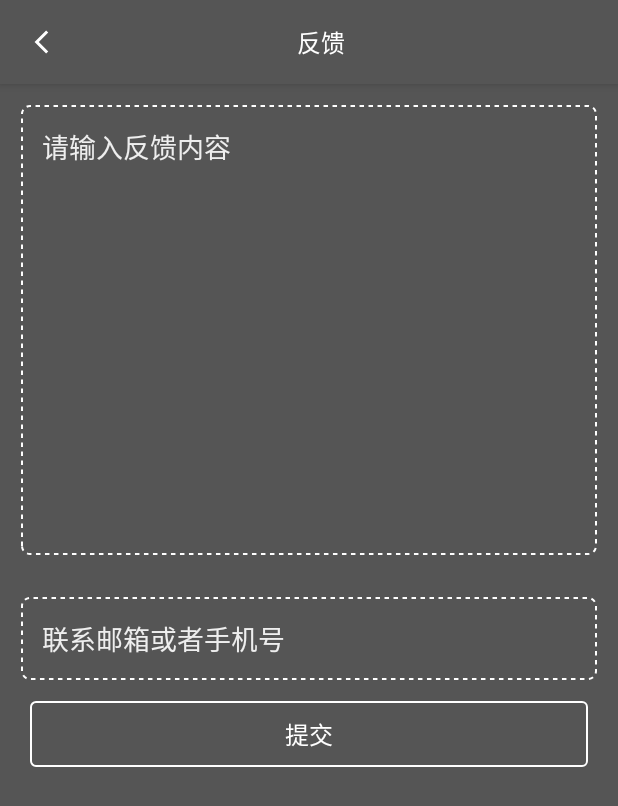
After one commit to caixingcun/easynote, an Android app: the FeedBackActivity screen opened directly, with no data from a screen before it, on a phone screen of 412 x 824 dp. The commit adds this screen. Shown: the top 806 px of the screen. Run offline under Robolectric (Android 15) with nearby library versions, the light colour scheme and no system bars; our stand-ins replace RxJava; libraries missing offline, so code that uses them is left out: com.gyf.barlibrary; 2 statements that could not run were skipped.

Commit message:
新增意见反馈接口

```diff
--- a/app/src/main/AndroidManifest.xml
+++ b/app/src/main/AndroidManifest.xml
@@ -30,6 +30,8 @@
                   android:screenOrientation="portrait"/>
         <activity android:name=".ui.activity.ChangePwdActivity"
                   android:screenOrientation="portrait"/>
+        <activity android:name=".ui.activity.FeedBackActivity"
+                  android:screenOrientation="portrait"/>
     </application>
 
 </manifest>
--- /dev/null
+++ b/app/src/main/java/com/caixc/easynoteapp/net/service/FeedBackService.kt
@@ -0,0 +1,23 @@
+package com.caixc.easynoteapp.net.service
+
+import com.caixc.easynoteapp.bean.HttpResult
+import com.caixc.easynoteapp.bean.LoginResultBean
+import io.reactivex.Observable
+import retrofit2.http.Field
+import retrofit2.http.FormUrlEncoded
+import retrofit2.http.POST
+
+/**
+ * 反馈接口
+ */
+internal interface FeedBackService {
+    /**
+     *  反馈提交
+     *  @param phone 联系方式
+     *  @param content 提交内容
+     */
+    @FormUrlEncoded
+    @POST("/user/feedback")
+    fun submitFeedBack(@Field("phone") phone: String, @Field("content") content: String):Observable<HttpResult>
+
+}
--- a/app/src/main/java/com/caixc/easynoteapp/net/LoginService.kt
+++ b/app/src/main/java/com/caixc/easynoteapp/net/service/LoginService.kt
@@ -1,4 +1,4 @@
-package com.caixc.easynoteapp.net
+package com.caixc.easynoteapp.net.service
 
 import com.caixc.easynoteapp.bean.HttpErrorBean
 import com.caixc.easynoteapp.bean.HttpResult
--- a/app/src/main/java/com/caixc/easynoteapp/net/NoteService.kt
+++ b/app/src/main/java/com/caixc/easynoteapp/net/service/NoteService.kt
@@ -1,4 +1,4 @@
-package com.caixc.easynoteapp.net
+package com.caixc.easynoteapp.net.service
 
 import com.caixc.easynoteapp.bean.HttpErrorBean
 import com.caixc.easynoteapp.bean.HttpResult
--- a/app/src/main/java/com/caixc/easynoteapp/ui/LoginActivity.kt
+++ b/app/src/main/java/com/caixc/easynoteapp/ui/LoginActivity.kt
@@ -9,7 +9,7 @@ import com.caixc.easynoteapp.global.Constants
 import com.caixc.easynoteapp.global.Urls
 import com.caixc.easynoteapp.net.MyDefaultObserver
 import com.caixc.easynoteapp.net.RetrofitClient
-import com.caixc.easynoteapp.net.LoginService
+import com.caixc.easynoteapp.net.service.LoginService
 import io.reactivex.Observable
 import io.reactivex.android.schedulers.AndroidSchedulers
 import io.reactivex.schedulers.Schedulers
--- a/app/src/main/java/com/caixc/easynoteapp/ui/NoteDetailActivity.kt
+++ b/app/src/main/java/com/caixc/easynoteapp/ui/NoteDetailActivity.kt
@@ -9,7 +9,7 @@ import com.caixc.easynoteapp.bean.NoteBean
 import com.caixc.easynoteapp.global.Urls
 import com.caixc.easynoteapp.net.MyDefaultObserver
 import com.caixc.easynoteapp.net.RetrofitClient
-import com.caixc.easynoteapp.net.NoteService
+import com.caixc.easynoteapp.net.service.NoteService
 import io.reactivex.android.schedulers.AndroidSchedulers
 import io.reactivex.schedulers.Schedulers
 import kotlinx.android.synthetic.main.activity_note_detail.*
--- a/app/src/main/java/com/caixc/easynoteapp/ui/fragment/MineFragment.kt
+++ b/app/src/main/java/com/caixc/easynoteapp/ui/fragment/MineFragment.kt
@@ -8,11 +8,12 @@ import com.caixc.easynoteapp.base.Preference
 import com.caixc.easynoteapp.bean.HttpResult
 import com.caixc.easynoteapp.global.Constants
 import com.caixc.easynoteapp.global.Urls
-import com.caixc.easynoteapp.net.LoginService
+import com.caixc.easynoteapp.net.service.LoginService
 import com.caixc.easynoteapp.net.MyDefaultObserver
 import com.caixc.easynoteapp.net.RetrofitClient
 import com.caixc.easynoteapp.ui.LoginActivity
 import com.caixc.easynoteapp.ui.activity.ChangePwdActivity
+import com.caixc.easynoteapp.ui.activity.FeedBackActivity
 import com.caixc.easynoteapp.util.ActivityController
 import io.reactivex.android.schedulers.AndroidSchedulers
 import io.reactivex.schedulers.Schedulers
@@ -32,6 +33,9 @@ class MineFragment : BaseFragment() {
         }
         tv_change_pwd.setOnClickListener {
             startActivity(Intent(context, ChangePwdActivity::class.java))
+        }
+        tv_feed_back.setOnClickListener {
+            startActivity(Intent(context, FeedBackActivity::class.java))
         }
     }
 
--- a/app/src/main/java/com/caixc/easynoteapp/ui/fragment/NoteFragment.kt
+++ b/app/src/main/java/com/caixc/easynoteapp/ui/fragment/NoteFragment.kt
@@ -1,7 +1,6 @@
 package com.caixc.easynoteapp.ui.fragment
 
 import android.content.Intent
-import android.graphics.Color
 import android.support.v7.widget.GridLayoutManager
 import android.support.v7.widget.SearchView
 import android.view.View
@@ -11,7 +10,7 @@ import com.caixc.easynoteapp.base.BaseFragment
 import com.caixc.easynoteapp.bean.NoteBean
 import com.caixc.easynoteapp.global.Urls
 import com.caixc.easynoteapp.net.MyDefaultObserver
-import com.caixc.easynoteapp.net.NoteService
+import com.caixc.easynoteapp.net.service.NoteService
 import com.caixc.easynoteapp.net.RetrofitClient
 import com.caixc.easynoteapp.ui.NoteDetailActivity
 import com.caixc.easynoteapp.util.LogUtils
--- /dev/null
+++ b/app/src/main/res/layout/activity_feed_back.xml
@@ -0,0 +1,49 @@
+<?xml version="1.0" encoding="utf-8"?>
+<android.support.design.widget.CoordinatorLayout
+        xmlns:android="http://schemas.android.com/apk/res/android"
+        xmlns:app="http://schemas.android.com/apk/res-auto"
+        android:layout_width="match_parent"
+        android:fitsSystemWindows="true"
+        android:layout_height="match_parent">
+    <android.support.design.widget.AppBarLayout
+            android:layout_width="match_parent"
+            android:layout_height="wrap_content">
+        <include layout="@layout/include_toolbar"/>
+    </android.support.design.widget.AppBarLayout>
+    <LinearLayout android:layout_width="match_parent"
+                  android:orientation="vertical"
+                  android:layout_height="match_parent"
+                  app:layout_behavior="@string/appbar_scrolling_view_behavior">
+        <EditText android:layout_width="match_parent"
+                  android:gravity="start|top"
+                  android:id="@+id/et_content"
+                  android:layout_margin="14dp"
+                  android:padding="14dp"
+                  android:background="@drawable/shape_rect_bg"
+                  android:textColorHint="@color/colorPrimaryDark"
+                  android:textColor="@color/white"
+                  android:hint="请输入反馈内容"
+                  android:layout_height="300dp"/>
+        <EditText android:layout_width="match_parent"
+                  android:id="@+id/et_contact"
+                  android:layout_margin="14dp"
+                  android:padding="14dp"
+                  android:background="@drawable/shape_rect_bg"
+                  android:textColorHint="@color/colorPrimaryDark"
+                  android:textColor="@color/white"
+                  android:hint="联系邮箱或者手机号"
+                  android:lines="1"
+                  android:layout_height="wrap_content"/>
+        <TextView android:layout_width="match_parent"
+                  android:text="提交"
+                  android:id="@+id/btn_save"
+                  android:textColor="@color/white"
+                  android:textSize="16sp"
+                  android:padding="10dp"
+                  android:gravity="center_horizontal"
+                  android:background="@drawable/shape_rect1"
+                  android:layout_marginLeft="20dp"
+                  android:layout_marginRight="20dp"
+                  android:layout_height="wrap_content"/>
+    </LinearLayout>
+</android.support.design.widget.CoordinatorLayout>
```
Also changed, not shown: app/src/main/java/com/caixc/easynoteapp/ui/activity/ChangePwdActivity.kt (+1 -6 lines), app/src/main/java/com/caixc/easynoteapp/ui/activity/FeedBackActivity.kt (added, +67 -0 lines).
